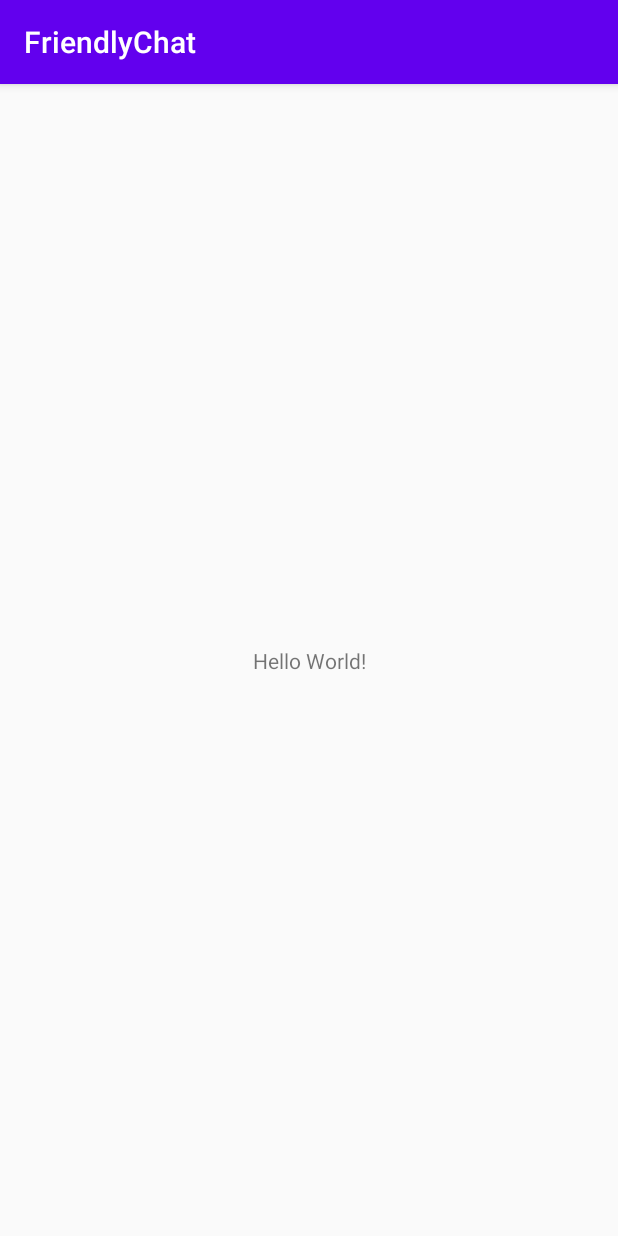
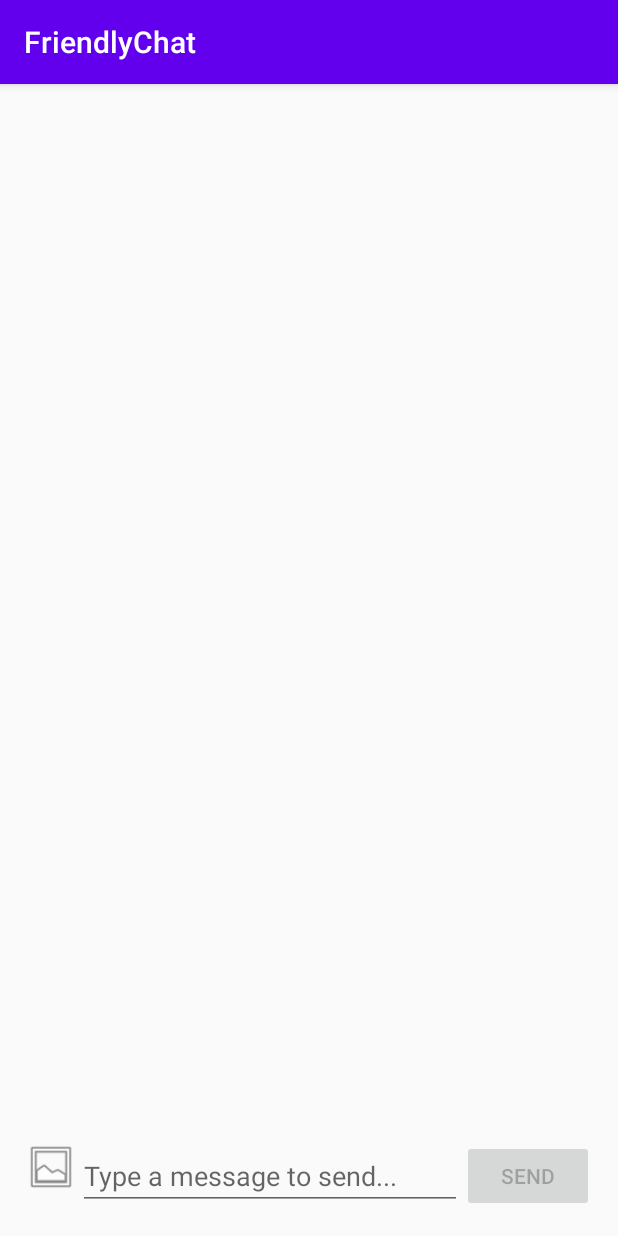
Before and after one commit to 3li-7assan-Dev1712/Farfish, an Android app: the screen it shows after launch (MainActivity), on a phone screen of 412 x 824 dp. Run offline under Robolectric (Android 15) with nearby library versions, the phone set to English and light mode, and no system bars.

Commit message:
Implemented the MainActivity.

```diff
--- a/app/src/main/java/com/example/friendlychat/MainActivity.java
+++ b/app/src/main/java/com/example/friendlychat/MainActivity.java
@@ -1,14 +1,85 @@
 package com.example.friendlychat;
 
 import androidx.appcompat.app.AppCompatActivity;
+import androidx.recyclerview.widget.RecyclerView;
 
 import android.os.Bundle;
+import android.text.Editable;
+import android.text.InputFilter;
+import android.text.TextWatcher;
+import android.view.View;
+import android.widget.Button;
+import android.widget.EditText;
+import android.widget.ImageButton;
+import android.widget.ProgressBar;
 
 public class MainActivity extends AppCompatActivity {
+    private static final String TAG = "MainActivity";
 
+    public static final String ANONYMOUS = "anonymous";
+    public static final int DEFAULT_MSG_LENGTH_LIMIT = 1000;
+
+    private RecyclerView mMessageRecyclerView;
+//    private MessageAdapter mMessageAdapter; will be added in the next commit
+    private ProgressBar mProgressBar;
+    private ImageButton mPhotoPickerButton;
+    private EditText mMessageEditText;
+    private Button mSendButton;
+
+    private String mUsername;
     @Override
     protected void onCreate(Bundle savedInstanceState) {
         super.onCreate(savedInstanceState);
         setContentView(R.layout.activity_main);
+
+        mUsername = ANONYMOUS;
+        mMessageRecyclerView = findViewById(R.id.messageRecyclerView);
+        mProgressBar = findViewById(R.id.progressBar);
+        mPhotoPickerButton = findViewById(R.id.photoPickerButton);
+        mMessageEditText = findViewById(R.id.messageEditText);
+        mSendButton = findViewById(R.id.sendButton);
+
+        mProgressBar.setVisibility(ProgressBar.INVISIBLE);
+
+        // ImagePickerButton shows an image picker to upload a image for a message
+        mPhotoPickerButton.setOnClickListener(new View.OnClickListener() {
+            @Override
+            public void onClick(View view) {
+                // will be implemented in the following commit to fire an intent to choose image
+            }
+        });
+
+        // Enable Send button when there's text to send
+        mMessageEditText.addTextChangedListener(new TextWatcher() {
+            @Override
+            public void beforeTextChanged(CharSequence charSequence, int i, int i1, int i2) {
+            }
+
+            @Override
+            public void onTextChanged(CharSequence charSequence, int i, int i1, int i2) {
+                if (charSequence.toString().trim().length() > 0) {
+                    mSendButton.setEnabled(true);
+                } else {
+                    mSendButton.setEnabled(false);
+                }
+            }
+
+            @Override
+            public void afterTextChanged(Editable editable) {
+            }
+        });
+        mMessageEditText.setFilters(new InputFilter[]{new InputFilter.LengthFilter(DEFAULT_MSG_LENGTH_LIMIT)});
+
+        // Send button sends a message and clears the EditText
+        mSendButton.setOnClickListener(new View.OnClickListener() {
+            @Override
+            public void onClick(View view) {
+                // will be done soon
+
+                // Clear input box
+                mMessageEditText.setText("");
+            }
+        });
+
     }
 }
--- a/app/src/main/res/layout/activity_main.xml
+++ b/app/src/main/res/layout/activity_main.xml
@@ -1,18 +1,65 @@
 <?xml version="1.0" encoding="utf-8"?>
-<androidx.constraintlayout.widget.ConstraintLayout xmlns:android="http://schemas.android.com/apk/res/android"
-    xmlns:app="http://schemas.android.com/apk/res-auto"
+<RelativeLayout
+    xmlns:android="http://schemas.android.com/apk/res/android"
     xmlns:tools="http://schemas.android.com/tools"
     android:layout_width="match_parent"
     android:layout_height="match_parent"
-    tools:context=".MainActivity">
+    android:paddingBottom="@dimen/activity_vertical_margin"
+    android:paddingLeft="@dimen/activity_horizontal_margin"
+    android:paddingRight="@dimen/activity_horizontal_margin"
+    android:paddingTop="@dimen/activity_vertical_margin"
+    tools:context="com.example.friendlychat.MainActivity">
 
-    <TextView
+    <androidx.recyclerview.widget.RecyclerView
+        android:id="@+id/messageRecyclerView"
+        android:layout_width="match_parent"
+        android:layout_height="match_parent"
+        android:layout_above="@+id/linearLayout"
+        android:stackFromBottom="true"
+        android:divider="@android:color/transparent"
+        android:transcriptMode="alwaysScroll" />
+        <!--tools:listitem="@layout/item_message"-->
+
+    <LinearLayout
+        android:id="@+id/linearLayout"
+        android:layout_width="match_parent"
+        android:layout_height="wrap_content"
+        android:layout_alignParentBottom="true"
+        android:layout_alignParentStart="true"
+        android:orientation="horizontal">
+
+        <ImageButton
+            android:id="@+id/photoPickerButton"
+            android:layout_width="36dp"
+            android:layout_height="36dp"
+            android:background="@android:drawable/ic_menu_gallery"
+            android:contentDescription="@string/image_button_description" />
+
+        <EditText
+            android:id="@+id/messageEditText"
+            android:layout_width="0dp"
+            android:layout_height="wrap_content"
+            android:layout_gravity="center_vertical"
+            android:layout_weight="1"
+            android:hint="@string/edit_text_hint"
+            android:inputType="text"
+            android:autofillHints="" />
+
+        <Button
+            android:id="@+id/sendButton"
+            android:layout_width="wrap_content"
+            android:layout_height="wrap_content"
+            android:layout_gravity="bottom"
+            android:enabled="false"
+            android:text="@string/send_button_label"/>
+
+    </LinearLayout>
+
+    <ProgressBar
+        android:id="@+id/progressBar"
+        style="?android:attr/progressBarStyleLarge"
         android:layout_width="wrap_content"
         android:layout_height="wrap_content"
-        android:text="Hello World!"
-        app:layout_constraintBottom_toBottomOf="parent"
-        app:layout_constraintLeft_toLeftOf="parent"
-        app:layout_constraintRight_toRightOf="parent"
-        app:layout_constraintTop_toTopOf="parent" />
-
-</androidx.constraintlayout.widget.ConstraintLayout>
+        android:layout_centerHorizontal="true"
+        android:layout_centerVertical="true"/>
+</RelativeLayout>
--- /dev/null
+++ b/app/src/main/res/values/dimens.xml
@@ -0,0 +1,5 @@
+<resources>
+    <!-- Default screen margins, per the Android Design guidelines. -->
+    <dimen name="activity_horizontal_margin">16dp</dimen>
+    <dimen name="activity_vertical_margin">16dp</dimen>
+</resources>
--- a/app/src/main/res/values/strings.xml
+++ b/app/src/main/res/values/strings.xml
@@ -1,3 +1,6 @@
 <resources>
     <string name="app_name">FriendlyChat</string>
+    <string name="image_button_description">Throgh this image button the user can send pick image to send</string>
+    <string name="send_button_label">Send</string>
+    <string name="edit_text_hint">Type a message to send...</string>
 </resources>
```
